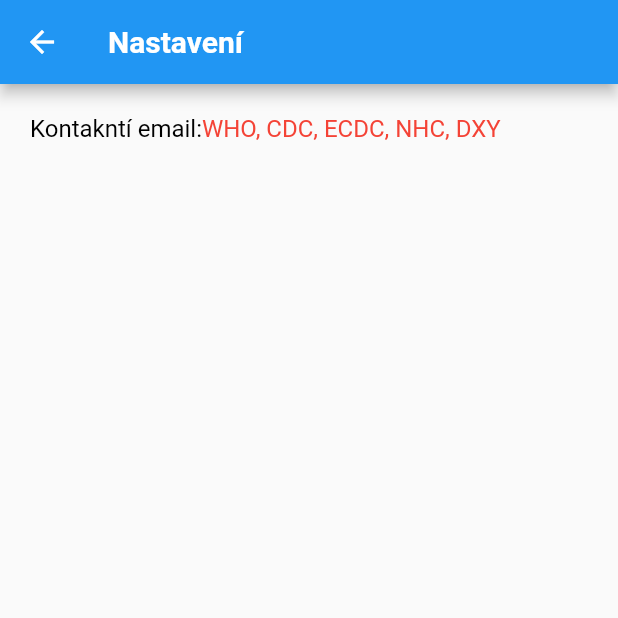
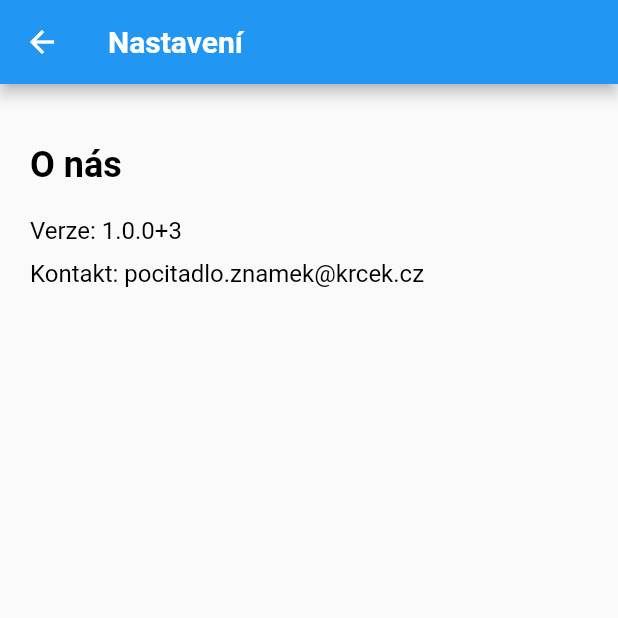
Before and after one commit to MatejKrcek/znamkyAndroid, a Flutter app: the screen it shows after launch, after a tap on the "settings" icon, on a phone screen of 412 x 824 dp, the top half of it. Run offline on Flutter 3.47's test engine with Material 2 defaults, Android fonts, the phone set to English and light mode, and no system bars.

Commit message:
responsive

```diff
--- a/lib/settings.dart
+++ b/lib/settings.dart
@@ -19,25 +19,44 @@ class Settings extends StatelessWidget {
             Row(
               children: <Widget>[
                 Container(
+                  margin: EdgeInsets.only(bottom: 20, top: 20),
+                  child: const Text(
+                    'O nás',
+                    style: TextStyle(
+                      fontSize: 24,
+                      color: Colors.black,
+                      fontWeight: FontWeight.bold,
+                    ),
+                  ),
+                ),
+              ],
+            ),
+            Row(
+              children: <Widget>[
+                Container(
                   margin: EdgeInsets.only(bottom: 10),
-                  child: GestureDetector(
-                    onTap: feedback,
-                    child: RichText(
-                      text: TextSpan(
-                          text: 'Kontakntí email:',
+                  child: const Text(
+                    'Verze: 1.0.0+3',
                     style: TextStyle(
                       fontSize: 16,
                       color: Colors.black,
                     ),
-                          children: <TextSpan>[
-                            TextSpan(
-                              text: 'WHO, CDC, ECDC, NHC, DXY',
-                              style: TextStyle(
-                                color: Colors.red,
+                    textAlign: TextAlign.left,
                   ),
                 ),
-                          ]),
+              ],
             ),
+            Row(
+              children: <Widget>[
+                Container(
+                  margin: EdgeInsets.only(bottom: 10),
+                  child: const Text(
+                    'Kontakt: pocitadlo.znamek@krcek.cz',
+                    style: TextStyle(
+                      fontSize: 16,
+                      color: Colors.black,
+                    ),
+                    textAlign: TextAlign.left,
                   ),
                 ),
               ],
@@ -48,3 +67,4 @@ class Settings extends StatelessWidget {
     );
   }
 }
+//Contact email: matej.dev@krcek.cz
--- a/lib/widgtes/new_transaction.dart
+++ b/lib/widgtes/new_transaction.dart
@@ -20,7 +20,10 @@ class _NewTransactionState extends State<NewTransaction> {
     final enteredMark = int.parse(_markController.text);
     final enteredWeight = int.parse(_weightController.text);
 
-    if (enteredMark == 0 || enteredWeight == 0 || (enteredWeight > 5) || enteredMark > 10) {
+    if (enteredMark == 0 ||
+        enteredWeight == 0 ||
+        (enteredWeight > 5) ||
+        enteredMark > 10) {
       return;
     }
 
@@ -31,12 +34,14 @@ class _NewTransactionState extends State<NewTransaction> {
     Navigator.of(context).pop();
   }
 
-
   @override
   Widget build(BuildContext context) {
     return Card(
       elevation: 5,
       child: Container(
+        height: (MediaQuery.of(context).size.height +
+                MediaQuery.of(context).viewInsets.bottom) *
+            0.5,
         padding: EdgeInsets.all(10),
         child: Column(
           crossAxisAlignment: CrossAxisAlignment.end,
--- a/lib/widgtes/transaction_list.dart
+++ b/lib/widgtes/transaction_list.dart
@@ -11,7 +11,7 @@ class TransactionList extends StatelessWidget {
   @override
   Widget build(BuildContext context) {
     return Container(
-      height: 450,
+      height: MediaQuery.of(context).size.height * 0.6,
       child: transactions.isEmpty
           ? Column(
               children: <Widget>[
--- a/pubspec.yaml
+++ b/pubspec.yaml
@@ -19,6 +19,8 @@ environment:
 dependencies:
   flutter:
     sdk: flutter
+  url_launcher: ^5.4.1
+
 
   # The following adds the Cupertino Icons font to your application.
   # Use with the CupertinoIcons class for iOS style icons.
```
Also changed, not shown: pubspec.lock. Lines whose indentation alone changed are shown as unchanged.
